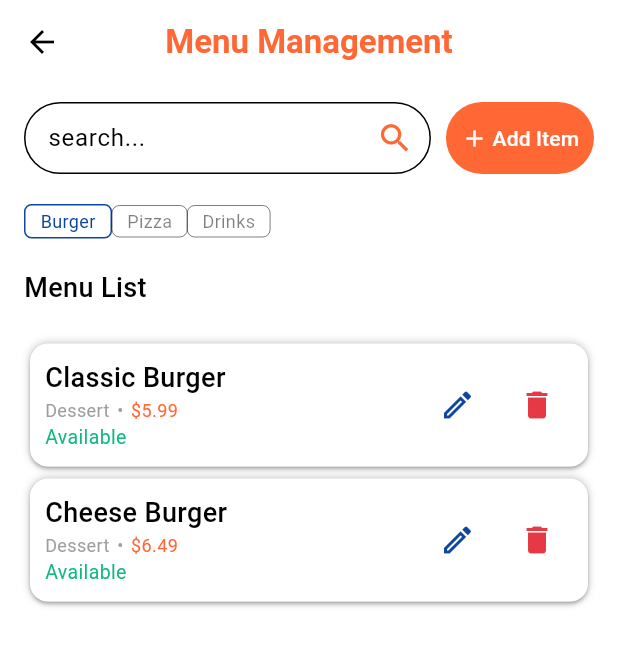
After one commit to muong-gekheang/Capstone-project-queue-station, a Flutter app: the MenuManagement screen opened directly, on a phone screen of 412 x 824 dp. The commit adds this screen. Shown: the top 646 px of the screen. Run offline on Flutter 3.47's test engine with Material 3 defaults, Android fonts, the phone set to English and light mode, and no system bars; our stand-ins replace dotted_line, fl_chart, flutter_slidable, flutter_svg, image_picker, material_symbols_icons.

Commit message:
WIP: merge-store-side: menu-management

```diff
--- /dev/null
+++ b/lib/data/menu_mock_data.dart
@@ -0,0 +1,48 @@
+import 'dart:typed_data';
+import 'package:queue_station_app/domain/menu.dart';
+import 'package:queue_station_app/domain/menu_category.dart';
+
+final List<MenuCategory> mockMenuCategories = [
+  MenuCategory(categoryId: 1, categoryName: "Burger"),
+  MenuCategory(categoryId: 2, categoryName: "Pizza"),
+  MenuCategory(categoryId: 3, categoryName: "Drinks"),
+];
+
+final List<Menu> mockMenus = [
+  Menu(
+    menuId: 1,
+    name: "Classic Burger",
+    description: "Classic Italian pizza topped with fresh mozzarella, tomato sauce, and basil leaves.",
+    price: 5.99,
+    preparationTime: 10,
+    isAvailable: true,
+    categoryId: 1,
+  ),
+  Menu(
+    menuId: 2,
+    name: "Cheese Burger",
+    description: "Beef patty with extra cheese",
+    price: 6.49,
+    preparationTime: 12,
+    isAvailable: true,
+    categoryId: 1,
+  ),
+  Menu(
+    menuId: 3,
+    name: "Pepperoni Pizza",
+    description: "Classic pepperoni with mozzarella",
+    price: 8.99,
+    preparationTime: 15,
+    isAvailable: true,
+    categoryId: 2,
+  ),
+  Menu(
+    menuId: 4,
+    name: "Cola",
+    description: "Chilled soft drink",
+    price: 1.99,
+    preparationTime: 2,
+    isAvailable: true,
+    categoryId: 3,
+  ),
+];
--- /dev/null
+++ b/lib/domain/menu.dart
@@ -0,0 +1,15 @@
+import 'dart:typed_data';
+
+class Menu {
+  final int? menuId;
+  final String name;
+  final String description;
+  final double price;
+  final int preparationTime;
+  final Uint8List? menuImage;
+  final bool isAvailable;
+  final int categoryId;
+
+  Menu({this.menuId, required this.name, required this.description, required this.price, required this.preparationTime, this.menuImage, required this.isAvailable, required this.categoryId});
+
+}
--- /dev/null
+++ b/lib/domain/menu_category.dart
@@ -0,0 +1,12 @@
+import 'dart:typed_data';
+import 'package:queue_station_app/domain/menu.dart';
+
+
+class MenuCategory {
+  int? categoryId;
+  final String categoryName;
+  Uint8List? categoryProfile;
+
+  MenuCategory({this.categoryId, required this.categoryName, this.categoryProfile});
+
+}
--- a/lib/main.dart
+++ b/lib/main.dart
@@ -34,6 +34,7 @@ import 'package:queue_station_app/ui/store/pages/store_main_screen.dart';
 //   );
 // }
 
+
 void main() {
   runApp(
     MultiProvider(
--- /dev/null
+++ b/lib/ui/screens/add_new_menu.dart
@@ -0,0 +1,17 @@
+import 'package:flutter/material.dart';
+
+class AddNewMenu extends StatefulWidget {
+  const AddNewMenu({super.key});
+
+  @override
+  State<AddNewMenu> createState() => _AddNewMenuState();
+}
+
+class _AddNewMenuState extends State<AddNewMenu> {
+  @override
+  Widget build(BuildContext context) {
+    return Scaffold(
+
+    );
+  }
+}
--- /dev/null
+++ b/lib/ui/screens/menu_detail.dart
@@ -0,0 +1,77 @@
+import 'package:flutter/material.dart';
+import 'package:queue_station_app/domain/menu.dart';
+import 'package:queue_station_app/ui/widgets/appbar_widget.dart';
+import 'package:queue_station_app/ui/widgets/button_widget.dart';
+
+class MenuDetail extends StatelessWidget {
+  final Menu menu;
+  const MenuDetail({super.key, required this.menu});
+
+  @override
+  Widget build(BuildContext context) {
+    return Scaffold(
+      appBar: AppBarWidget(title: menu.name),
+      body: Center(
+          child: Padding(
+            padding: const EdgeInsets.symmetric(horizontal: 20, vertical: 10),
+            child: Column(
+              children: [
+                if(menu.menuImage == null)
+                  CircleAvatar(
+                    radius: 120,
+                    backgroundColor: Colors.white,
+                  ),
+                Row(
+                  mainAxisAlignment: MainAxisAlignment.spaceBetween,
+                  children: [
+                    Column(
+                      crossAxisAlignment: CrossAxisAlignment.start,
+                      children: [
+                        Text(menu.name, style: TextStyle(fontWeight: FontWeight.bold, fontSize: 22),),
+                        Text('to be changed later'),
+                      ],
+                    ),
+                    Text(menu.isAvailable ? 'Available' : 'Not Available', style: TextStyle(color: menu.isAvailable ? Color.fromRGBO(16, 185, 129, 1) : Color.fromRGBO(230, 57, 70, 1),
+                    fontSize: 15,))
+                  ],
+                ),
+                SizedBox(height: 10,),
+                Row(
+                  children: [
+                    Expanded(
+                      child: Text(menu.description,
+                      style:
+                        TextStyle(color: Colors.black.withOpacity(0.5),  fontSize: 13),
+                      ),
+                    ),
+                    SizedBox(width: 80),
+                    Text('\$${menu.price.toStringAsFixed(2)}', style: TextStyle(color: Color.fromRGBO(255, 104, 53, 1),
+                    fontSize: 25),)
+                  ],
+                ),
+                SizedBox(height: 10),
+                Row(
+                  children: [
+                    Icon(Icons.access_time),
+                    SizedBox(width: 5,),
+                    Text('${menu.preparationTime} min'),
+                  ],
+                ),
+                Padding(
+                  padding: const EdgeInsets.fromLTRB(20,10,20,10),
+                  child: Row(
+                    mainAxisAlignment: MainAxisAlignment.spaceBetween,
+                    children: [
+                      ButtonWidget(leadingIcon: Icons.delete, title: 'Delete', onPressed: (){}, backgroundColor: Color.fromRGBO(230, 57, 70, 1), textColor: Colors.white, padding:  EdgeInsets.symmetric(horizontal: 40, vertical: 5)),
+
+                      ButtonWidget(leadingIcon: Icons.create_outlined, title: 'Edit', onPressed: (){}, backgroundColor:  Color.fromRGBO(13, 71, 161,1), textColor: Colors.white, padding:  EdgeInsets.symmetric(horizontal: 40, vertical: 5)),
+                    ],
+                  ),
+                )
+              ],
+            ),
+          ),
+        ),
+      );
+  }
+}
--- /dev/null
+++ b/lib/ui/screens/menu_management.dart
@@ -0,0 +1,91 @@
+import 'package:flutter/foundation.dart';
+import 'package:flutter/material.dart';
+import 'package:queue_station_app/data/menu_mock_data.dart';
+import 'package:queue_station_app/domain/menu.dart';
+import 'package:queue_station_app/ui/screens/add_new_menu.dart';
+import 'package:queue_station_app/ui/widgets/button_widget.dart';
+import 'package:queue_station_app/ui/widgets/category_card_widget.dart';
+import 'package:queue_station_app/ui/widgets/menu_card_widget.dart';
+import 'package:queue_station_app/ui/widgets/searchbar_widget.dart';
+import 'package:flutter/services.dart';
+
+
+class MenuManagement extends StatefulWidget {
+  const MenuManagement({super.key});
+
+  @override
+  State<MenuManagement> createState() => _MenuManagementState();
+}
+
+class _MenuManagementState extends State<MenuManagement> {
+  int selectedIndex = 0;
+  int selectedCategoryId = -1;
+
+  @override
+  void initState() {
+    super.initState();
+    selectedCategoryId = mockMenuCategories[selectedIndex].categoryId!;
+  }
+
+  Widget filteredMenuList() {
+    final result = mockMenus.where((m) => m.categoryId == selectedCategoryId).toList();
+    return ListView.builder(
+      itemCount: result.length,
+      itemBuilder: (context, index) => MenuCardWidget(menu: result[index])
+      );
+  }
+
+  @override
+  Widget build(BuildContext context) {
+
+    return Scaffold(
+      appBar: AppBar(
+        leading: IconButton(onPressed: (){
+          Navigator.pop(context);
+        },
+        icon: Icon(Icons.arrow_back)),
+        title: Text("Menu Management", style: TextStyle(color: Color.fromRGBO(255, 104, 53, 1),  fontWeight: FontWeight.bold, fontSize: 22),),
+        centerTitle: true,
+      ),
+      body: Padding(
+        padding: EdgeInsetsGeometry.symmetric(horizontal: 16, vertical: 12),
+        child: Column(
+          crossAxisAlignment: CrossAxisAlignment.start,
+          children: [
+            IntrinsicHeight(
+              child: Row(
+                children: [
+                  Expanded(
+                    child: SearchbarWidget(hintText: "search...",),
+                  ),
+                  SizedBox(width: 10),
+                  ButtonWidget(leadingIcon: Icons.add, title: "Add Item", onPressed: (){}, backgroundColor: Color.fromRGBO(255, 104, 53, 1), textColor: Colors.white, borderRadius: 50, padding: EdgeInsets.symmetric(horizontal: 10, vertical: 5),),
+                ],
+              ),
+            ),
+            SizedBox(height: 20),
+            SingleChildScrollView(
+              scrollDirection: Axis.horizontal,
+              child: Row(
+                children: [
+                  ...List.generate(mockMenuCategories.length, (index) => CategoryCardWidget(name: mockMenuCategories[index].categoryName, isSelected: selectedIndex == index, onTap: (){
+                    setState(() {
+                      selectedIndex = index;
+                      selectedCategoryId = mockMenuCategories[index].categoryId!;
+                      print("The selectedCategoryId is ${selectedCategoryId}");
+                    });
+                  }))
+                ],
+              ),
+            ),
+            SizedBox(height: 20),
+            Text("Menu List", style: TextStyle(fontSize: 18, color: Colors.black, fontWeight: FontWeight.w500),
+            ),
+            SizedBox(height: 20),
+            Expanded(child: filteredMenuList())
+          ],
+        )),
+
+    );
+  }
+}
--- a/lib/ui/store/pages/manage_store_screen.dart
+++ b/lib/ui/store/pages/manage_store_screen.dart
@@ -1,4 +1,5 @@
 import 'package:flutter/material.dart';
+import 'package:queue_station_app/ui/screens/menu_management.dart';
 import '../../../../services/store_profile_service.dart';
 import 'analytics_screen.dart';
 
@@ -261,6 +262,10 @@ class _ManageStorePageState extends State<ManageStorePage> {
           Icons.restaurant_menu_outlined,
           'Manage\nMenu',
           Color(0xFF0D47A1),
+          onTap: () {
+            Navigator.push(context, MaterialPageRoute(builder: (context) => MenuManagement()));
+          },
+
         ),
         _ActionCard(
           Icons.access_time,
--- /dev/null
+++ b/lib/ui/widgets/appbar_widget.dart
@@ -0,0 +1,22 @@
+import 'package:flutter/material.dart';
+
+class AppBarWidget extends StatelessWidget implements PreferredSizeWidget{
+  final String title;
+  const AppBarWidget({super.key, required this.title});
+
+  @override
+  Widget build(BuildContext context) {
+    return AppBar(
+      leading: IconButton(onPressed: (){
+        Navigator.pop(context);
+      },
+      icon: Icon(Icons.arrow_back)),
+      title: Text(title, style: TextStyle(color: Color.fromRGBO(255, 104, 53, 1),  fontWeight: FontWeight.bold, fontSize: 22),),
+      centerTitle: true,
+    );
+  }
+
+  @override
+  // TODO: implement preferredSize
+  Size get preferredSize => Size.fromHeight(kToolbarHeight);
+}
--- /dev/null
+++ b/lib/ui/widgets/button_widget.dart
@@ -0,0 +1,38 @@
+import 'package:flutter/material.dart';
+
+class ButtonWidget extends StatelessWidget {
+  final IconData? leadingIcon;
+  final String title;
+  final VoidCallback onPressed;
+  final Color backgroundColor;
+  final Color textColor;
+  final double borderRadius;
+  final EdgeInsets? padding;
+  const ButtonWidget({super.key, this.leadingIcon, required this.title, required this.onPressed, required this.backgroundColor, required this.textColor, this.borderRadius = 50, required this.padding});
+
+  @override
+  Widget build(BuildContext context) {
+    return ElevatedButton(
+      style: ElevatedButton.styleFrom(
+        padding: padding,
+        elevation: 0,
+        backgroundColor: backgroundColor,
+        shape: RoundedRectangleBorder(
+          borderRadius: BorderRadiusGeometry.circular(borderRadius)
+        )
+      ),
+      onPressed: onPressed,
+      child: Center(
+        child: Row(
+          mainAxisSize: MainAxisSize.min,
+          children: [
+            if(leadingIcon != null)
+              Icon(leadingIcon, color: textColor,),
+            SizedBox(width: 3),
+            Text(title, style: TextStyle(color: textColor),),
+          ],
+        ),
+      )
+    );
+  }
+}
--- /dev/null
+++ b/lib/ui/widgets/category_card_widget.dart
@@ -0,0 +1,43 @@
+import 'dart:typed_data';
+
+import 'package:flutter/material.dart';
+
+class CategoryCardWidget extends StatelessWidget {
+  final Uint8List? profile;
+  final String name;
+  final bool isSelected;
+  final VoidCallback onTap;
+  const CategoryCardWidget({super.key, this.profile, required this.name, required this.isSelected, required this.onTap });
+
+  @override
+  Widget build(BuildContext context) {
+    Color color = isSelected ? Color.fromRGBO(13, 71, 161, 1) : Colors.black.withOpacity(0.5);
+    return InkWell(
+      onTap: onTap,
+      child: Container(
+        padding: EdgeInsets.symmetric(horizontal: 10, vertical: 2),
+        decoration: BoxDecoration(
+          border: Border.all(
+            width: isSelected ? 1 : 0,
+            color: color ,
+          ),
+          borderRadius: BorderRadius.circular(5),
+        ),
+        child: Column(
+          mainAxisAlignment: MainAxisAlignment.center,
+          children: [
+            if(profile != null)
+              Container(
+                width: 50,
+                height: 50,
+                decoration: BoxDecoration(
+                  image: DecorationImage(image: MemoryImage(profile!)),
+                ),
+              ),
+            Text(name, style: TextStyle(fontSize: 12, color: color),)
+          ],
+        )),
+    );
+  }
+
+}
--- /dev/null
+++ b/lib/ui/widgets/menu_card_widget.dart
@@ -0,0 +1,87 @@
+import 'package:flutter/foundation.dart';
+import 'package:flutter/material.dart';
+import 'package:flutter/rendering.dart';
+import 'package:queue_station_app/domain/menu.dart';
+import 'package:queue_station_app/domain/menu_category.dart';
+import 'package:queue_station_app/ui/screens/menu_detail.dart';
+
+class MenuCardWidget extends StatelessWidget {
+  final Menu menu;
+  const MenuCardWidget({super.key, required this.menu});
+
+
+  @override
+  Widget build(BuildContext context) {
+    return GestureDetector(
+      onTap: () {
+        Navigator.push(context, MaterialPageRoute(builder: (context) => MenuDetail(menu: menu)));
+      },
+      child: Card(
+        color: Colors.white,
+        child: Container(
+          decoration: BoxDecoration(
+            color: Colors.white,
+            borderRadius: BorderRadius.circular(12),
+            boxShadow: [
+              BoxShadow(
+                color: Colors.black.withOpacity(0.25),
+                offset: Offset(0, 0),
+                blurRadius: 4,
+                spreadRadius: 0,
+              ),
+            ],
+          ),
+          padding: EdgeInsets.all(10),
+          child: Row(
+            mainAxisAlignment: MainAxisAlignment.spaceBetween,
+            children: [
+              if(menu.menuImage != null)
+                Container(
+                  decoration: BoxDecoration(
+                    image: DecorationImage(image: MemoryImage(menu.menuImage!))
+                  ),
+                ),
+              Column(
+                crossAxisAlignment: CrossAxisAlignment.start,
+                children: [
+                  Text(menu.name, style: TextStyle(
+                    fontWeight: FontWeight.w500,
+                    color: Colors.black,
+                    fontSize: 18
+                    ),),
+                  Row(
+                    children: [
+                      Text("Dessert", style: TextStyle(color: Colors.grey, fontSize: 12),),
+                      SizedBox(width: 5),
+                      Text("•", style: TextStyle(color: Colors.grey, fontSize: 12),),
+                      SizedBox(width: 5),
+                      Text("\$${menu.price}", style: TextStyle(color: const Color.fromRGBO(255, 104, 53, 1), fontSize: 12),)
+                    ],
+                  ),
+                  Text(menu.isAvailable ? "Available" : "Not Available", style: TextStyle(color: menu.isAvailable ? Color.fromRGBO(16, 185, 129, 1) : Color.fromRGBO(230, 57, 70, 1),
+                  fontSize: 13,
+                  ),)
+                ],
+              ),
+              Row(
+                children: [
+                  IconButton(onPressed: (){}, icon: Icon(Icons.create_outlined), color: Color.fromRGBO(13, 71, 161,1),
+                  padding: EdgeInsets.zero,
+                  constraints: BoxConstraints(),
+                  ),
+
+                  SizedBox(width: 5),
+                  IconButton(onPressed: (){}, icon: Icon(Icons.delete,
+                  color: Color.fromRGBO(230, 57, 70, 1),),
+                  padding: EdgeInsets.zero,
+                  constraints: BoxConstraints(),
+                  ),
+                ],
+              )
+            ],
+          ),
+        ),
+      ),
+    );
+  }
+}
--- /dev/null
+++ b/lib/ui/widgets/searchbar_widget.dart
@@ -0,0 +1,58 @@
+import 'package:flutter/material.dart';
+import 'package:flutter/services.dart';
+
+class SearchbarWidget extends StatefulWidget {
+  final String hintText;
+  final Color color;
+  const SearchbarWidget({super.key, required this.hintText, this.color = const Color.fromRGBO(255, 104, 53, 1),});
+
+  @override
+  State<SearchbarWidget> createState() => _SearchbarWidgetState();
+}
+
+class _SearchbarWidgetState extends State<SearchbarWidget> {
+  final FocusNode _focusNode = FocusNode();
+  final TextEditingController _searchController = TextEditingController();
+
+  @override
+  void initState() {
+    super.initState();
+
+    _focusNode.addListener(() {
+      setState(() {});
+    });
+  }
+
+  @override
+  Widget build(BuildContext context) {
+    return TextFormField(
+      controller: _searchController,
+      focusNode: _focusNode,
+      maxLines: 1,
+      decoration: InputDecoration(
+        isDense: true,
+        fillColor: Colors.white,
+        hintText: _focusNode.hasFocus ? '' : widget.hintText,
+        suffixIcon: IconButton(onPressed: (){
+          _focusNode.requestFocus();
+        },
+        icon: Icon(Icons.search), color: widget.color, iconSize: 25,),
+        border: OutlineInputBorder(
+          borderRadius: BorderRadius.circular(50),
+          borderSide: BorderSide(
+            color: Colors.grey,
+            width: 1,
+          ),
+        ),
+        focusedBorder: OutlineInputBorder(
+          borderRadius: BorderRadius.circular(50),
+          borderSide: BorderSide(
+            color: widget.color,
+            width: 1,
+          ),
+        )
+      ),
+
+    );
+  }
+}
```
Also changed, not shown: assets/hamburger.jpg (added), assets/slice_of_cake.png (added).
